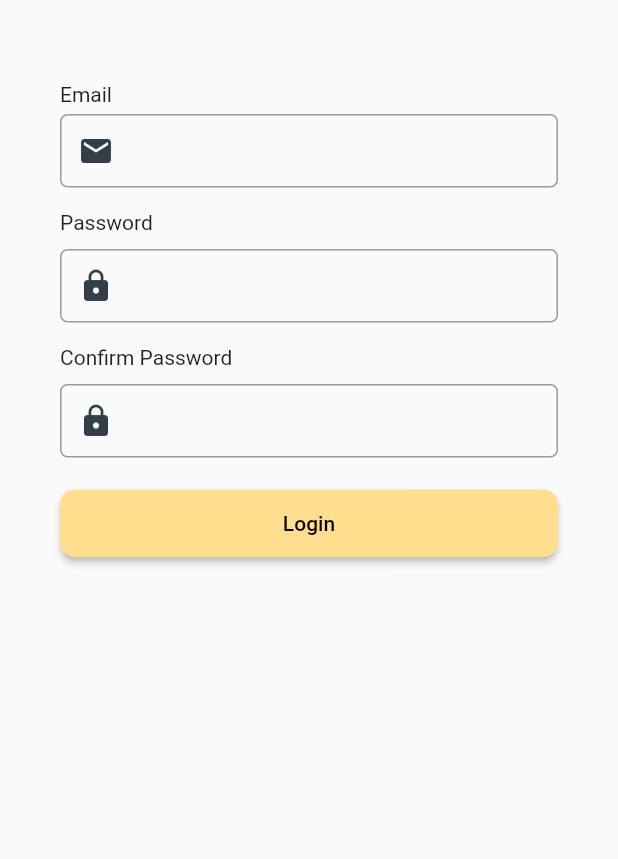
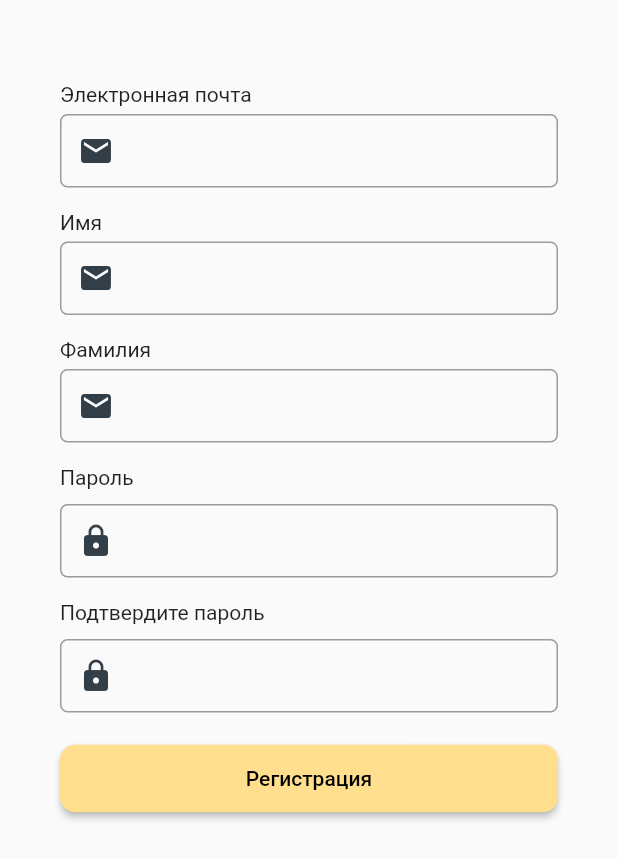
Before and after one commit to Ekaterina0801/Pet-Care-App, a Flutter app: the Register screen opened by its route, on a phone screen of 412 x 824 dp. Shown: the top 859 px of the screen. Run offline on Flutter 3.47's test engine with Material 2 defaults, Android fonts, the phone set to English and light mode, and no system bars; our stand-ins replace another_flushbar, bloc, flutter_bloc, formz, google_fonts, mvc_pattern and 4 more; missing offline and left inert: avatars, syncfusion_localizations; accounts and stored records are empty.

Commit message:
Добавлена регистрация пользователя

```diff
--- a/lib/main.dart
+++ b/lib/main.dart
@@ -55,7 +55,6 @@ class MyApp extends StatelessWidget {
           routes: {
             '/login': (context) => Login(),
             '/register': (context) => Register(),
-
            '/home': (BuildContext context) => HomePage(),
           },
         title: 'PetCare',
--- a/lib/pages/Registration/pages/login.dart
+++ b/lib/pages/Registration/pages/login.dart
@@ -172,7 +172,7 @@ Column(
 
         successfulMessage.then((response) {
           if (response['status']) {
-            MyUser user = response['user'];
+            MyUser user = response['data'];
             //['user'];
             Provider.of<UserProvider>(context, listen: false).setUser(user);
             Navigator.pushReplacementNamed(context, '/home');
--- a/lib/pages/Registration/pages/register.dart
+++ b/lib/pages/Registration/pages/register.dart
@@ -15,40 +15,53 @@ class Register extends StatefulWidget {
 class _RegisterState extends State<Register> {
   final formKey = new GlobalKey<FormState>();
 
-  String _username, _password, _confirmPassword;
+  String _email, _password, _firstname,_lastname;
 
   @override
   Widget build(BuildContext context) {
     AuthProvider auth = Provider.of<AuthProvider>(context);
 
-    final usernameField = TextFormField(
+    final emailField = TextFormField(
       autofocus: false,
       validator: validateEmail,
-      onSaved: (value) => _username = value,
-      decoration: buildInputDecoration("Confirm password", Icons.email),
+      onSaved: (value) => _email = value,
+      decoration: buildInputDecoration("Введите email", Icons.email),
     );
 
     final passwordField = TextFormField(
       autofocus: false,
       obscureText: true,
-      validator: (value) => value.isEmpty ? "Please enter password" : null,
+      validator: (value) => value.isEmpty ? "Введите пароль" : null,
       onSaved: (value) => _password = value,
-      decoration: buildInputDecoration("Confirm password", Icons.lock),
+      decoration: buildInputDecoration("Подтвердите пароль", Icons.lock),
     );
 
     final confirmPassword = TextFormField(
       autofocus: false,
-      validator: (value) => value.isEmpty ? "Your password is required" : null,
-      onSaved: (value) => _confirmPassword = value,
+      validator: (value) => value==_password ? "Ваш пароль не совпадает" : null,
+      onSaved: (value) => _password = value,
       obscureText: true,
-      decoration: buildInputDecoration("Confirm password", Icons.lock),
+      decoration: buildInputDecoration("Введите пароль еще раз", Icons.lock),
     );
 
+    final firstnameField = TextFormField(
+      autofocus: false,
+      validator: (value)=>value.isEmpty?"Имя пустое":null,
+      onSaved: (value) => _firstname = value,
+      decoration: buildInputDecoration("Введите имя", Icons.email),
+    );
+
+    final lastnameField = TextFormField(
+      autofocus: false,
+      validator: (value)=>value.isEmpty?"Фамилия пустая":null,
+      onSaved: (value) => _lastname = value,
+      decoration: buildInputDecoration("Введите фамилию", Icons.email),
+    );
     var loading = Row(
       mainAxisAlignment: MainAxisAlignment.center,
       children: <Widget>[
         CircularProgressIndicator(),
-        Text(" Registering ... Please wait")
+        Text("Регистрация, пожалуйста, подождите")
       ],
     );
 
@@ -56,14 +69,15 @@ class _RegisterState extends State<Register> {
       final form = formKey.currentState;
       if (form.validate()) {
         form.save();
-        auth.register(_username, _password, _confirmPassword).then((response) {
+        auth.register(_email, _firstname,_lastname,_password).
+         then((response) {
           if (response['status']) {
             MyUser user = response['data'];
             Provider.of<UserProvider>(context, listen: false).setUser(user);
-            Navigator.pushReplacementNamed(context, '/dashboard');
+            Navigator.pushReplacementNamed(context, '/home');
           } else {
             Flushbar(
-              title: "Registration Failed",
+              title: "Регистрация не удалась",
               message: response.toString(),
               duration: Duration(seconds: 10),
             ).show(context);
@@ -71,7 +85,7 @@ class _RegisterState extends State<Register> {
         });
       } else {
         Flushbar(
-          title: "Invalid form",
+          title: "Некорректная форма",
           message: "Please Complete the form properly",
           duration: Duration(seconds: 10),
         ).show(context);
@@ -89,21 +103,29 @@ class _RegisterState extends State<Register> {
               crossAxisAlignment: CrossAxisAlignment.start,
               children: [
                 SizedBox(height: 15.0),
-                label("Email"),
+                label("Электронная почта"),
                 SizedBox(height: 5.0),
-                usernameField,
+                emailField,
                 SizedBox(height: 15.0),
-                label("Password"),
+                label("Имя"),
+                SizedBox(height: 5.0),
+                firstnameField,
+                SizedBox(height: 15.0),
+                label("Фамилия"),
+                SizedBox(height: 5.0),
+                lastnameField,
+                SizedBox(height: 15.0),
+                label("Пароль"),
                 SizedBox(height: 10.0),
                 passwordField,
                 SizedBox(height: 15.0),
-                label("Confirm Password"),
+                label("Подтвердите пароль"),
                 SizedBox(height: 10.0),
                 confirmPassword,
                 SizedBox(height: 20.0),
                 auth.loggedInStatus == Status.Authenticating
                     ? loading
-                    : longButtons("Login", doRegister),
+                    : longButtons("Регистрация", doRegister),
               ],
             ),
           ),
--- a/lib/pages/Registration/util/appurl.dart
+++ b/lib/pages/Registration/util/appurl.dart
@@ -1,9 +1,10 @@
 class AppUrl {
-  static  String liveBaseURL = "https://jsonplaceholder.typicode.com/users";
+  //static  String liveBaseURL = "https://jsonplaceholder.typicode.com/users";
+  static String liveBaseURL = "https://petcare-app-3f9a4-default-rtdb.europe-west1.firebasedatabase.app/Users.json";
   //static  String localBaseURL = "http://10.0.2.2:4000/api/v1";
 
   static  String baseURL = liveBaseURL;
   static String login = baseURL;
-  static  String register = baseURL + "/registration";
+  static  String register = baseURL;
   static  String forgotPassword = baseURL + "/forgot-password";
 }
```
Also changed, not shown: lib/pages/providers/auth.dart (+51 -15 lines).
